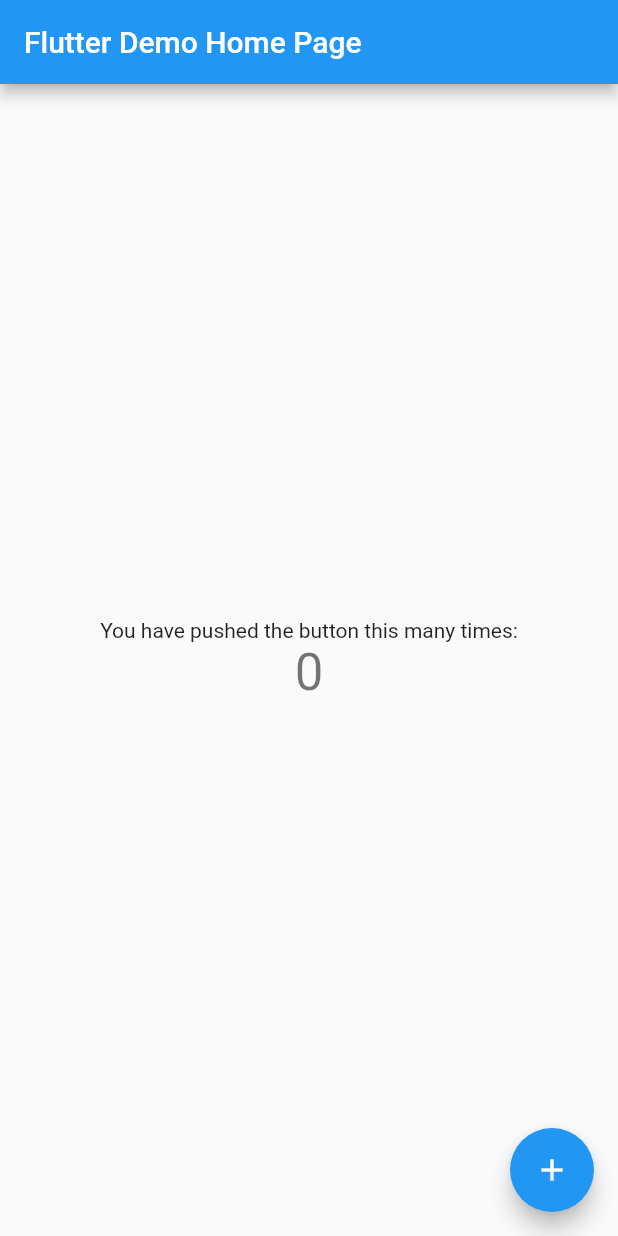
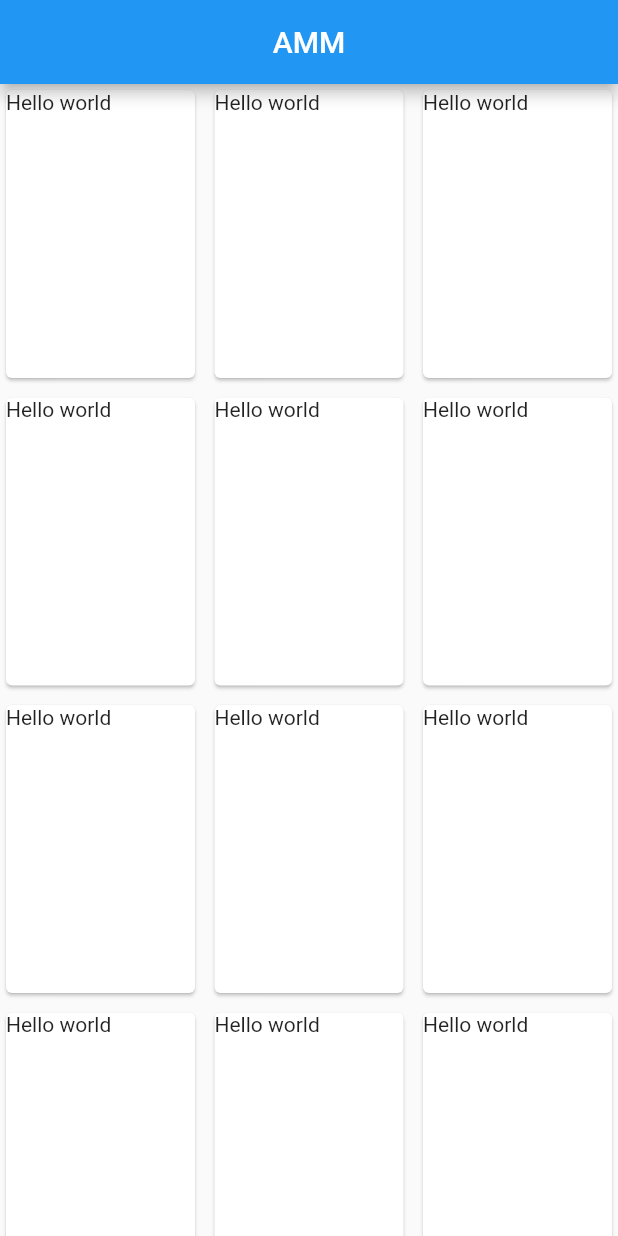
Before and after one commit to Allan-1/Amm-shop, a Flutter app: the screen it shows after launch, on a phone screen of 412 x 824 dp. Run offline on Flutter 3.47's test engine with Material 2 defaults, Android fonts, the phone set to English and light mode, and no system bars.

Commit message:
add folder structure

```diff
--- a/lib/main.dart
+++ b/lib/main.dart
@@ -1,3 +1,4 @@
+import 'package:ammshop/screens/products_screen.dart';
 import 'package:flutter/material.dart';
 
 void main() {
@@ -11,105 +12,11 @@
   @override
   Widget build(BuildContext context) {
     return MaterialApp(
-      title: 'Flutter Demo',
-      theme: ThemeData(
-        // This is the theme of your application.
-        //
-        // Try running your application with "flutter run". You'll see the
-        // application has a blue toolbar. Then, without quitting the app, try
-        // changing the primarySwatch below to Colors.green and then invoke
-        // "hot reload" (press "r" in the console where you ran "flutter run",
-        // or simply save your changes to "hot reload" in a Flutter IDE).
-        // Notice that the counter didn't reset back to zero; the application
-        // is not restarted.
-        primarySwatch: Colors.blue,
-      ),
-      home: const MyHomePage(title: 'Flutter Demo Home Page'),
-    );
+        title: 'Flutter Demo',
+        theme: ThemeData(
+          primarySwatch: Colors.blue,
+        ),
+        debugShowCheckedModeBanner: false,
+        home: const ProductsScreen());
   }
 }
-
-class MyHomePage extends StatefulWidget {
-  const MyHomePage({Key? key, required this.title}) : super(key: key);
-
-  // This widget is the home page of your application. It is stateful, meaning
-  // that it has a State object (defined below) that contains fields that affect
-  // how it looks.
-
-  // This class is the configuration for the state. It holds the values (in this
-  // case the title) provided by the parent (in this case the App widget) and
-  // used by the build method of the State. Fields in a Widget subclass are
-  // always marked "final".
-
-  final String title;
-
-  @override
-  State<MyHomePage> createState() => _MyHomePageState();
-}
-
-class _MyHomePageState extends State<MyHomePage> {
-  int _counter = 0;
-
-  void _incrementCounter() {
-    setState(() {
-      // This call to setState tells the Flutter framework that something has
-      // changed in this State, which causes it to rerun the build method below
-      // so that the display can reflect the updated values. If we changed
-      // _counter without calling setState(), then the build method would not be
-      // called again, and so nothing would appear to happen.
-      _counter++;
-    });
-  }
-
-  @override
-  Widget build(BuildContext context) {
-    // This method is rerun every time setState is called, for instance as done
-    // by the _incrementCounter method above.
-    //
-    // The Flutter framework has been optimized to make rerunning build methods
-    // fast, so that you can just rebuild anything that needs updating rather
-    // than having to individually change instances of widgets.
-    return Scaffold(
-      appBar: AppBar(
-        // Here we take the value from the MyHomePage object that was created by
-        // the App.build method, and use it to set our appbar title.
-        title: Text(widget.title),
-      ),
-      body: Center(
-        // Center is a layout widget. It takes a single child and positions it
-        // in the middle of the parent.
-        child: Column(
-          // Column is also a layout widget. It takes a list of children and
-          // arranges them vertically. By default, it sizes itself to fit its
-          // children horizontally, and tries to be as tall as its parent.
-          //
-          // Invoke "debug painting" (press "p" in the console, choose the
-          // "Toggle Debug Paint" action from the Flutter Inspector in Android
-          // Studio, or the "Toggle Debug Paint" command in Visual Studio Code)
-          // to see the wireframe for each widget.
-          //
-          // Column has various properties to control how it sizes itself and
-          // how it positions its children. Here we use mainAxisAlignment to
-          // center the children vertically; the main axis here is the vertical
-          // axis because Columns are vertical (the cross axis would be
-          // horizontal).
-          mainAxisAlignment: MainAxisAlignment.center,
-          children: <Widget>[
-            const Text(
-              'You have pushed the button this many times:',
-            ),
-            Text(
-              '$_counter',
-              style: Theme.of(context).textTheme.headline4,
-            ),
-          ],
-        ),
-      ),
-      floatingActionButton: FloatingActionButton(
-        onPressed: _incrementCounter,
-        tooltip: 'Increment',
-        child: const Icon(Icons.add),
-      ), // This trailing comma makes auto-formatting nicer for build methods.
-    );
-  }
-}
--- /dev/null
+++ b/lib/screens/products_screen.dart
@@ -0,0 +1,25 @@
+import 'package:flutter/material.dart';
+
+class ProductsScreen extends StatelessWidget {
+  const ProductsScreen({Key? key}) : super(key: key);
+
+  @override
+  Widget build(BuildContext context) {
+    return Scaffold(
+      appBar: AppBar(
+        title: const Text('AMM'),
+        centerTitle: true,
+      ),
+      body: GridView.builder(
+          gridDelegate: const SliverGridDelegateWithMaxCrossAxisExtent(
+              maxCrossAxisExtent: 200,
+              mainAxisExtent: 200,
+              childAspectRatio: 3 / 2,
+              crossAxisSpacing: 5,
+              mainAxisSpacing: 5),
+          itemBuilder: (ctx, index) {
+            return const Card(child: Text('Hello world'));
+          }),
+    );
+  }
+}
```
